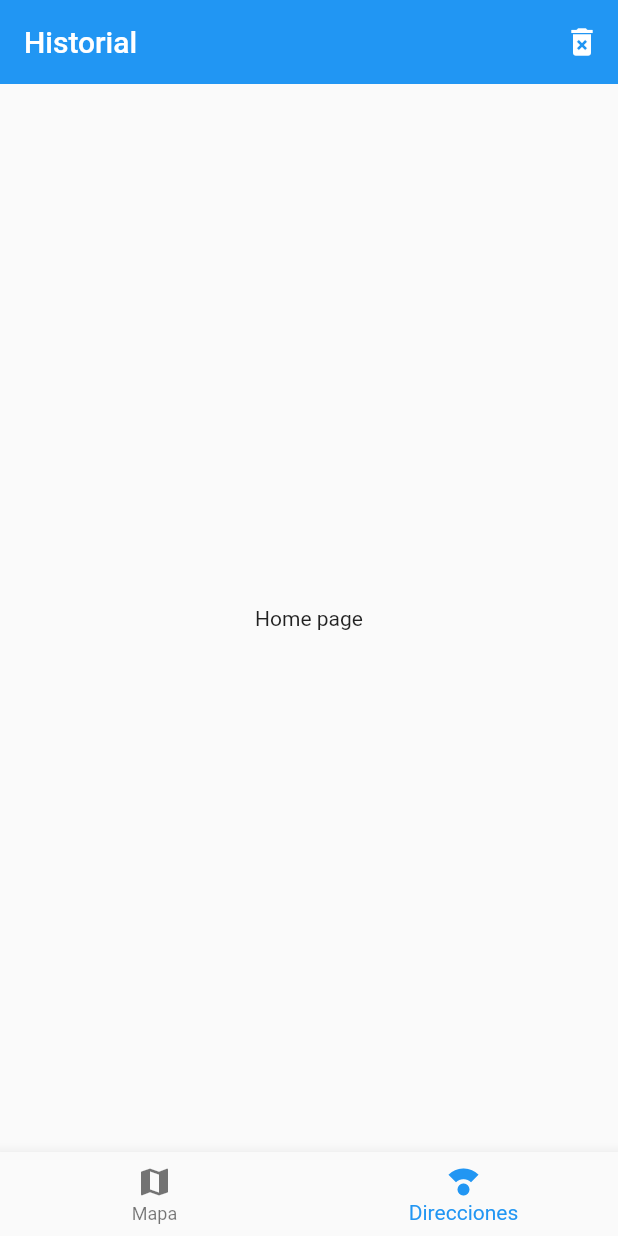
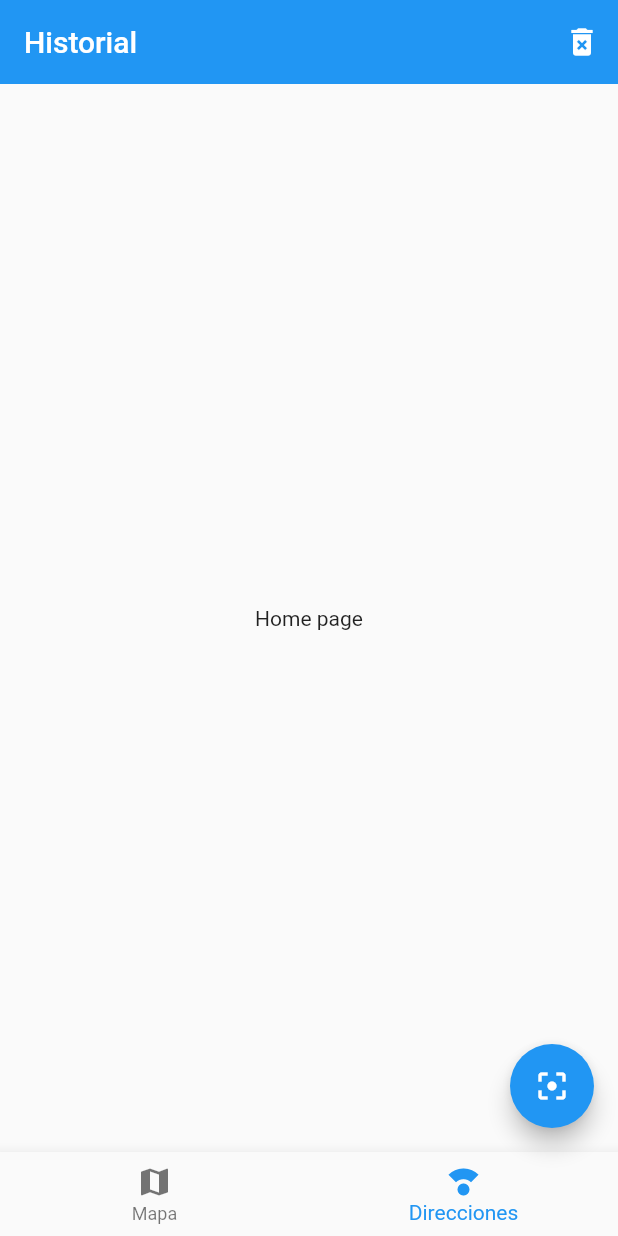
Before and after one commit to iglez/qr_reader, a Flutter app: the screen it shows after launch, on a phone screen of 412 x 824 dp. Run offline on Flutter 3.47's test engine with Material 2 defaults, Android fonts, the phone set to English and light mode, and no system bars.

Commit message:
Agregango Scan Button en un floating action button

```diff
--- a/lib/pages/home_page.dart
+++ b/lib/pages/home_page.dart
@@ -1,5 +1,6 @@
 import 'package:flutter/material.dart';
 import 'package:qr_reader/widgets/custom_navigatorbar.dart';
+import 'package:qr_reader/widgets/scan_button.dart';
 
 class HomePage extends StatelessWidget {
   @override
@@ -19,6 +20,7 @@ class HomePage extends StatelessWidget {
         child: Text('Home page'),
       ),
       bottomNavigationBar: CustomNavigationBar(),
+      floatingActionButton: ScanButton(),
     );
   }
 }
--- /dev/null
+++ b/lib/widgets/scan_button.dart
@@ -0,0 +1,13 @@
+import 'package:flutter/material.dart';
+
+class ScanButton extends StatelessWidget {
+  const ScanButton({Key key}) : super(key: key);
+
+  @override
+  Widget build(BuildContext context) {
+    return FloatingActionButton(
+      child: Icon( Icons.filter_center_focus),
+      onPressed: () {},
+    );
+  }
+}
```
